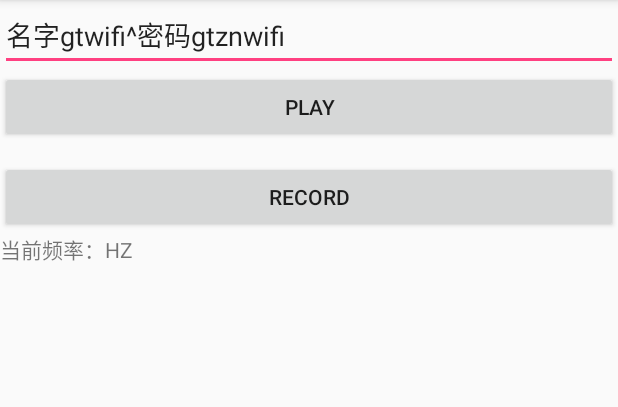
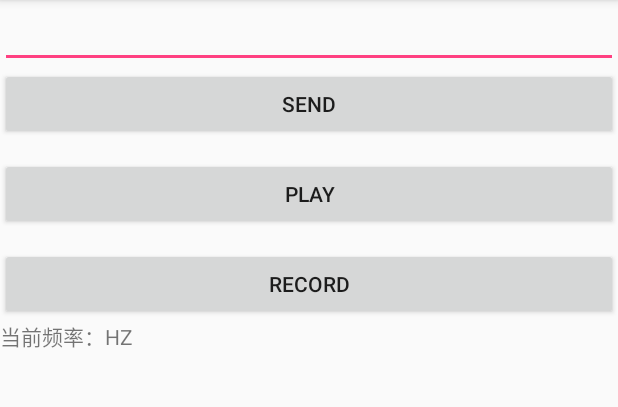
Before and after one commit to xwh817/SoundCommunication, an Android app: the screen it shows after launch (MainActivity), after a tap on "PLAY", on a phone screen of 412 x 824 dp, the part 84-491 px from its top. Run offline under Robolectric (Android 15) with nearby library versions, the phone set to English and light mode, and no system bars.

Commit message:
20171226

```diff
--- a/app/src/main/java/xwh/sound/MainActivity.java
+++ b/app/src/main/java/xwh/sound/MainActivity.java
@@ -12,6 +12,7 @@ import android.view.View;
 import android.widget.Button;
 import android.widget.EditText;
 import android.widget.TextView;
+import android.widget.Toast;
 
 import java.util.ArrayList;
 import java.util.List;
@@ -58,7 +59,7 @@ public class MainActivity extends AppCompatActivity {
 
 		record = new Record(decoder);
 
-		this.findViewById(R.id.bt_play).setOnClickListener(new View.OnClickListener() {
+		this.findViewById(R.id.bt_send).setOnClickListener(new View.OnClickListener() {
 			@Override
 			public void onClick(View v) {
 
@@ -122,6 +123,21 @@ public class MainActivity extends AppCompatActivity {
 
 			}
 		});
+
+		findViewById(R.id.bt_play).setOnClickListener(new View.OnClickListener() {
+			@Override
+			public void onClick(View v) {
+				try {
+					int hz = Integer.parseInt(inputHz.getText().toString());
+					PCMPlayer.getInstance().start(hz, 2000);
+
+					PCMPlayer.getInstance().stop();
+				} catch (NumberFormatException e) {
+					Toast.makeText(MainActivity.this, "Please input frequency", Toast.LENGTH_SHORT).show();
+				}
+			}
+		});
+
 	}
 
 	private void testBase64() {
--- a/app/src/main/res/layout/activity_main.xml
+++ b/app/src/main/res/layout/activity_main.xml
@@ -11,22 +11,27 @@
 		android:id="@+id/input_hz"
 		android:layout_width="match_parent"
 		android:layout_height="wrap_content"
-		android:text="名字gtwifi^密码gtznwifi"/>
+		android:text=""/>
 
-	<!--名字gtwifi^密码gtznwifi-->
+	<Button
+		android:id="@+id/bt_send"
+		android:layout_width="match_parent"
+		android:layout_height="wrap_content"
+		android:text="@string/send"/>
 
 	<Button
 		android:id="@+id/bt_play"
 		android:layout_width="match_parent"
 		android:layout_height="wrap_content"
-		android:text="Play"/>
+		android:layout_marginTop="12dp"
+		android:text="@string/play"/>
 
 	<Button
 		android:id="@+id/bt_record"
 		android:layout_width="match_parent"
 		android:layout_height="wrap_content"
 		android:layout_marginTop="12dp"
-		android:text="Record"/>
+		android:text="@string/record"/>
 
 	<LinearLayout
 		android:layout_width="match_parent"
--- a/app/src/main/res/values/strings.xml
+++ b/app/src/main/res/values/strings.xml
@@ -1,3 +1,7 @@
 <resources>
 	<string name="app_name">SoundCommunication</string>
+
+	<string name="play">Play</string>
+	<string name="send">Send</string>
+	<string name="record">Record</string>
 </resources>
```
